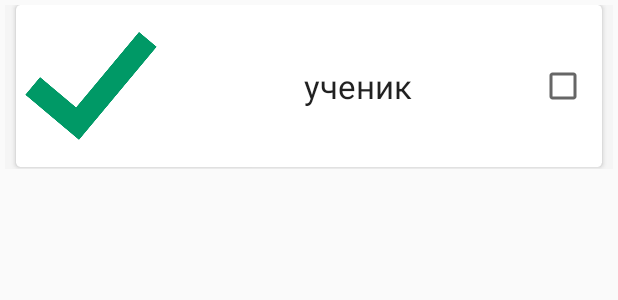
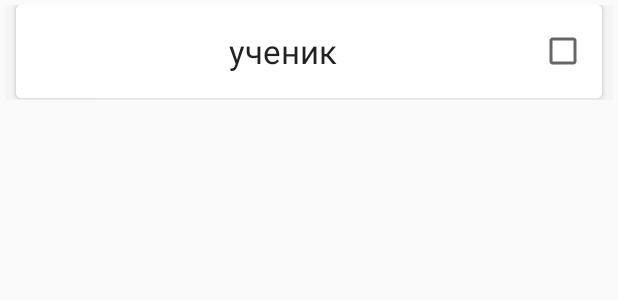
Before and after one commit to ivatar39/Udicate, an Android app: the layout subject_item.xml on its own in the app's theme, with its tools: preview values and no code run, on a phone screen of 412 x 824 dp. Shown: the top 300 px of the screen. Run offline under Robolectric (Android 15) with nearby library versions, the phone set to English and light mode, and no system bars.

```diff
--- a/app/src/main/java/com/ivlup/udicate/activity/FirebaseUIActivity.java
+++ b/app/src/main/java/com/ivlup/udicate/activity/FirebaseUIActivity.java
@@ -48,7 +48,7 @@ public class FirebaseUIActivity extends AppCompatActivity implements DB.Callback
                startActivity(intent);
             }
         });
-        createSignInIntent();
+        //createSignInIntent();
 
         mBtReg.setOnClickListener(new View.OnClickListener() {
             @Override
--- a/app/src/main/java/com/ivlup/udicate/activity/RegistrationActivity.java
+++ b/app/src/main/java/com/ivlup/udicate/activity/RegistrationActivity.java
@@ -4,6 +4,7 @@ import android.content.Intent;
 import android.os.Bundle;
 
 
+import android.support.design.button.MaterialButton;
 import android.support.design.widget.TextInputEditText;
 import android.support.v7.app.AppCompatActivity;
 import android.view.View;
--- a/app/src/main/java/com/ivlup/udicate/activity/SubjectsActivity.java
+++ b/app/src/main/java/com/ivlup/udicate/activity/SubjectsActivity.java
@@ -23,17 +23,17 @@ public class SubjectsActivity extends AppCompatActivity {
     @Override
     protected void onCreate(Bundle savedInstanceState) {
         super.onCreate(savedInstanceState);
-        setContentView(R.layout.activity_enter);
+        setContentView(R.layout.activity_choose_subjects);
 
         mRecyclerView = (RecyclerView) (findViewById(R.id.recylcler_subjects));
         GroupAdapter adapter = new GroupAdapter();
         mRecyclerView.setAdapter(adapter);
         mRecyclerView.setLayoutManager(new LinearLayoutManager(getApplicationContext()));
         adapter.clear();
-
+        subjectList = new ArrayList<>();
         ArrayList<Item> items = new ArrayList<>();
         for (int i = 0; i < 4; i ++) {
-            Subject subject =new Subject("Хуематика", false, "https://www.pic.com.kw/slider2.png");
+            Subject subject =new Subject("Математика", false, "https://www.pic.com.kw/slider2.png");
             subjectList.add(subject);
         }
 
--- a/app/src/main/java/com/ivlup/udicate/backend/binding/SubjectItem.java
+++ b/app/src/main/java/com/ivlup/udicate/backend/binding/SubjectItem.java
@@ -26,7 +26,7 @@ public class SubjectItem extends BindableItem<SubjectItemBinding> {
                 viewBinding.subjectCheckBox.toggle();
             }
         });
-        Picasso.get().load(subject.getImage()).into(viewBinding.ivSubject);
+        //Picasso.get().load(subject.getImage()).into(viewBinding.ivSubject);
     }
 
     @Override
--- a/app/src/main/res/layout/activity_registration.xml
+++ b/app/src/main/res/layout/activity_registration.xml
@@ -104,7 +104,7 @@
                 android:textAppearance="@style/TextAppearance.AppCompat.Body2"
                 android:text="Родитель"/>
         </RadioGroup>
-        <android.support.design.button.MaterialButton
+        <Button
             android:textSize="24sp"
             android:id="@+id/buttonRegister"
             style="@style/Widget.MaterialComponents.Button"
--- a/app/src/main/res/layout/subject_item.xml
+++ b/app/src/main/res/layout/subject_item.xml
@@ -26,12 +26,7 @@
                 android:gravity="center"
                 android:layout_width="match_parent"
                 android:layout_height="match_parent">
-                <ImageView
-                    android:id="@+id/iv_subject"
-                    android:layout_width="100dp"
-                    android:layout_height="100dp"
-                    android:src="@drawable/accept"
-                    />
+
                 <TextView
 
                     android:layout_marginLeft="17dp"
```
Also changed, not shown: app/src/main/java/com/ivlup/udicate/activity/LoginActivity.java (+9 -10 lines), app/src/main/java/com/ivlup/udicate/backend/repository/FirebaseRepository.java (+13 -10 lines), 1 other file.
